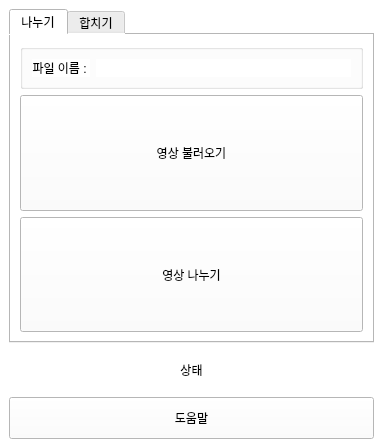
This is ui/window.ui in wlxo0401/Video-Image-Sequence-Converter as Qt 5 draws it before an edit. The edited form follows.
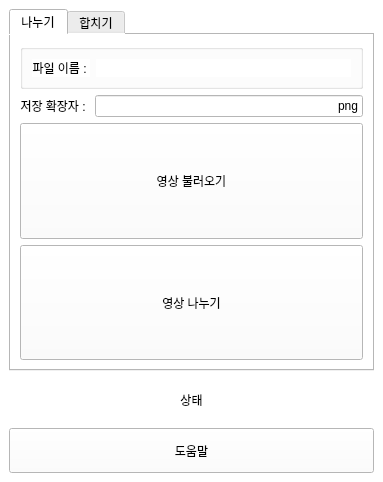
This is the edited form. The open tabs and pages were chosen to show the change.

The edit to the form file:
```diff
--- a/ui/window.ui
+++ b/ui/window.ui
@@ -7,7 +7,7 @@
     <x>0</x>
     <y>0</y>
     <width>383</width>
-    <height>448</height>
+    <height>482</height>
    </rect>
   </property>
   <property name="windowTitle">
@@ -18,7 +18,36 @@
   </property>
   <widget class="QWidget" name="centralwidget">
    <layout class="QGridLayout" name="gridLayout_3">
-    <item row="0" column="0">
+    <item row="4" column="0">
+     <widget class="QPushButton" name="info_btn">
+      <property name="sizePolicy">
+       <sizepolicy hsizetype="Minimum" vsizetype="Ignored">
+        <horstretch>0</horstretch>
+        <verstretch>1</verstretch>
+       </sizepolicy>
+      </property>
+      <property name="text">
+       <string>도움말</string>
+      </property>
+     </widget>
+    </item>
+    <item row="2" column="0">
+     <widget class="QLabel" name="status_lbl">
+      <property name="sizePolicy">
+       <sizepolicy hsizetype="Preferred" vsizetype="Ignored">
+        <horstretch>0</horstretch>
+        <verstretch>1</verstretch>
+       </sizepolicy>
+      </property>
+      <property name="text">
+       <string>상태</string>
+      </property>
+      <property name="alignment">
+       <set>Qt::AlignCenter</set>
+      </property>
+     </widget>
+    </item>
+    <item row="1" column="0">
      <widget class="QTabWidget" name="tabWidget">
       <property name="sizePolicy">
        <sizepolicy hsizetype="Expanding" vsizetype="Ignored">
@@ -34,7 +63,40 @@
         <string>나누기</string>
        </attribute>
        <layout class="QGridLayout" name="gridLayout">
-        <item row="0" column="0">
+        <item row="1" column="0">
+         <widget class="QLabel" name="label_5">
+          <property name="text">
+           <string>저장 확장자 : </string>
+          </property>
+          <property name="alignment">
+           <set>Qt::AlignRight|Qt::AlignTrailing|Qt::AlignVCenter</set>
+          </property>
+         </widget>
+        </item>
+        <item row="1" column="1">
+         <widget class="QLineEdit" name="save_img_exp_linedeit">
+          <property name="text">
+           <string>png</string>
+          </property>
+          <property name="alignment">
+           <set>Qt::AlignRight|Qt::AlignTrailing|Qt::AlignVCenter</set>
+          </property>
+         </widget>
+        </item>
+        <item row="2" column="0" colspan="2">
+         <widget class="QPushButton" name="load_btn">
+          <property name="sizePolicy">
+           <sizepolicy hsizetype="Minimum" vsizetype="Ignored">
+            <horstretch>0</horstretch>
+            <verstretch>1</verstretch>
+           </sizepolicy>
+          </property>
+          <property name="text">
+           <string>영상 불러오기</string>
+          </property>
+         </widget>
+        </item>
+        <item row="0" column="0" colspan="2">
          <widget class="QGroupBox" name="groupBox">
           <property name="title">
            <string/>
@@ -66,7 +128,7 @@
           </layout>
          </widget>
         </item>
-        <item row="3" column="0">
+        <item row="3" column="0" colspan="2">
          <widget class="QPushButton" name="export_btn">
           <property name="sizePolicy">
            <sizepolicy hsizetype="Minimum" vsizetype="Ignored">
@@ -79,19 +141,6 @@
           </property>
          </widget>
         </item>
-        <item row="2" column="0">
-         <widget class="QPushButton" name="load_btn">
-          <property name="sizePolicy">
-           <sizepolicy hsizetype="Minimum" vsizetype="Ignored">
-            <horstretch>0</horstretch>
-            <verstretch>1</verstretch>
-           </sizepolicy>
-          </property>
-          <property name="text">
-           <string>영상 불러오기</string>
-          </property>
-         </widget>
-        </item>
        </layout>
       </widget>
       <widget class="QWidget" name="tab_2">
@@ -184,35 +233,6 @@
       </widget>
      </widget>
     </item>
-    <item row="3" column="0">
-     <widget class="QPushButton" name="info_btn">
-      <property name="sizePolicy">
-       <sizepolicy hsizetype="Minimum" vsizetype="Ignored">
-        <horstretch>0</horstretch>
-        <verstretch>1</verstretch>
-       </sizepolicy>
-      </property>
-      <property name="text">
-       <string>도움말</string>
-      </property>
-     </widget>
-    </item>
-    <item row="1" column="0">
-     <widget class="QLabel" name="status_lbl">
-      <property name="sizePolicy">
-       <sizepolicy hsizetype="Preferred" vsizetype="Ignored">
-        <horstretch>0</horstretch>
-        <verstretch>1</verstretch>
-       </sizepolicy>
-      </property>
-      <property name="text">
-       <string>상태</string>
-      </property>
-      <property name="alignment">
-       <set>Qt::AlignCenter</set>
-      </property>
-     </widget>
-    </item>
    </layout>
   </widget>
  </widget>
```
Left out of the diff: 42 changed lines with no effect on the pictures.
